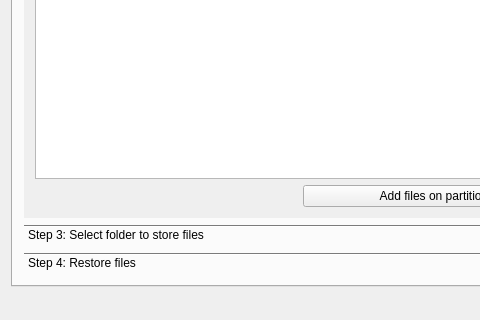
The window that gui/HideMeFatty/mainwindow.ui (stryku/HideMeFatty) describes before a commit, drawn with Qt 5; both pictures show x 0 to 480 and y 180 to 500 of the 600 by 500 pixel window.
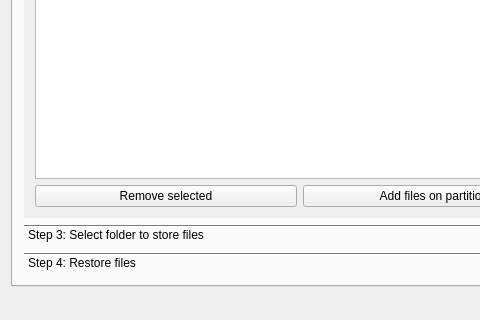
The same window after the commit. The open tabs and pages were chosen to show the change.

What changed in the file:
```diff
--- a/gui/HideMeFatty/mainwindow.ui
+++ b/gui/HideMeFatty/mainwindow.ui
@@ -274,8 +274,8 @@
             <rect>
              <x>0</x>
              <y>0</y>
-             <width>301</width>
-             <height>152</height>
+             <width>560</width>
+             <height>247</height>
             </rect>
            </property>
            <attribute name="label">
@@ -292,6 +292,13 @@
             <item row="1" column="0" colspan="2">
              <widget class="QTableView" name="tableViewRestoreFilesOnPartition"/>
             </item>
+            <item row="2" column="0">
+             <widget class="QPushButton" name="pushButtonRestoreFilesOnPartition">
+              <property name="text">
+               <string>Remove selected</string>
+              </property>
+             </widget>
+            </item>
             <item row="2" column="1">
              <widget class="QPushButton" name="pushButtonRestAddFilesOnPartition">
               <property name="text">
```
Left out of the diff: 19 changed lines with no effect on the pictures.
